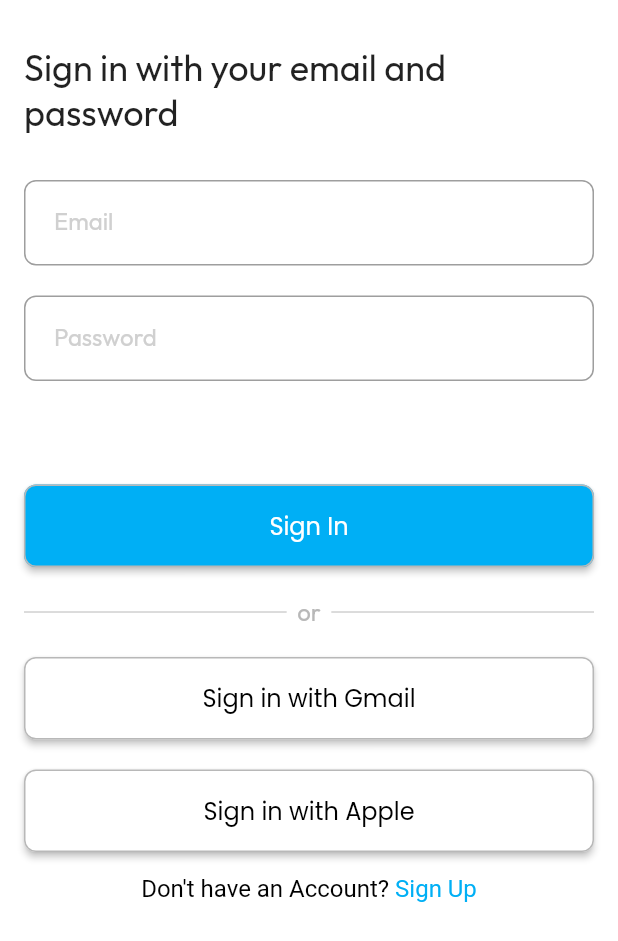
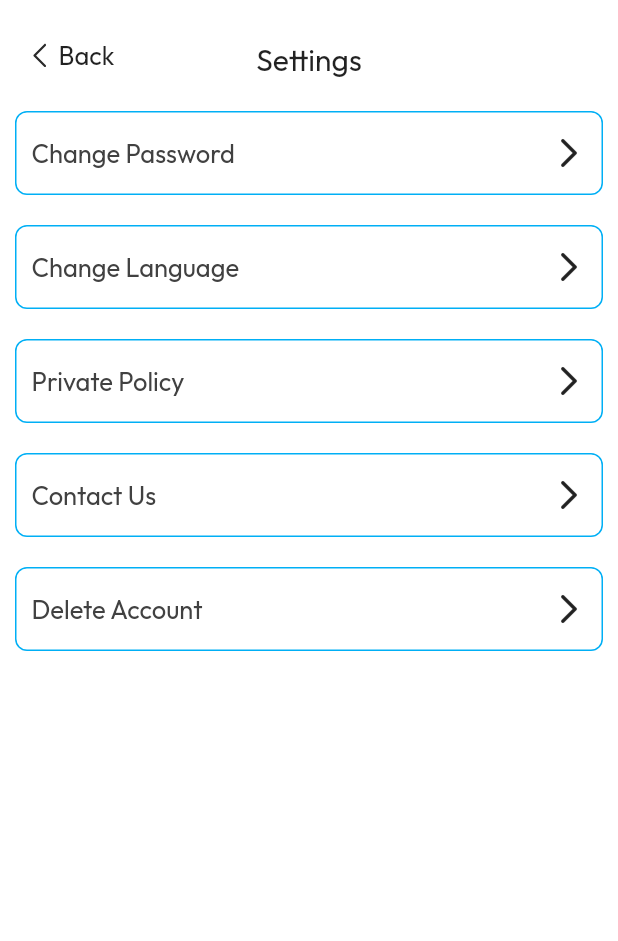
Before and after one commit to ALIRAZA17/EaseTour, a Flutter app: the screen it shows after launch, on a phone screen of 412 x 824 dp. Shown: the top 941 px of the screen. Run offline on Flutter 3.47's test engine with Material 2 defaults, Android fonts, the phone set to English and light mode, and no system bars; our stand-ins replace cloud_firestore, drop_shadow_image, dropdown_button2, firebase_auth, firebase_core, firebase_database and 9 more; missing offline and left inert: flutter_google_places, flutter_polyline_points, geocoder2, google_api_headers, google_maps_webservice; accounts and stored records are empty.

Commit message:
Settings Screen

```diff
--- a/lib/common/resources/constants/routes.dart
+++ b/lib/common/resources/constants/routes.dart
@@ -7,6 +7,7 @@ import 'package:ease_tour/screens/on_boarding/primary/primary_vu.dart';
 import 'package:ease_tour/screens/on_boarding/secondry/secondry_vu.dart';
 import 'package:ease_tour/screens/on_boarding/tertiary/tertiary_vu.dart';
 import 'package:ease_tour/screens/role/ui_roles_screen.dart';
+import 'package:ease_tour/screens/settings/settings_vu.dart';
 import 'package:ease_tour/screens/signup_user/ui_signup_screen.dart';
 import 'package:ease_tour/screens/signup_user/widgets/app_user_info_screen.dart';
 import 'package:ease_tour/screens/signup_user/widgets/otp_verification_screen.dart';
@@ -143,6 +144,12 @@ appRoutes() => [
         transition: Transition.fadeIn,
         transitionDuration: const Duration(milliseconds: 200),
       ),
+      GetPage(
+        name: '/settings',
+        page: () => const SettingsView(),
+        transition: Transition.fadeIn,
+        transitionDuration: const Duration(milliseconds: 200),
+      ),
     ];
 
 class MyMiddelware extends GetMiddleware {
--- a/lib/main.dart
+++ b/lib/main.dart
@@ -36,7 +36,7 @@ class MyApp extends StatelessWidget {
             darkTheme: Themes.darkThemeData(),
             themeMode: themeProvider.themeMode,
             debugShowCheckedModeBanner: false,
-            initialRoute: '/login',
+            initialRoute: '/settings',
             getPages: appRoutes(),
           );
         },
--- a/lib/screens/history/history_vu.dart
+++ b/lib/screens/history/history_vu.dart
@@ -18,7 +18,7 @@ class HistroyView extends StackedView<HistoryViewModel> {
             backgroundColor: Styles.backgroundColor,
             appBar: EtAppBar(
               height: 90,
-              title: 'History',
+              title: 'Setting',
               addBackButton: true,
               onBackPress: viewModel.onBackPressed,
             ),
--- /dev/null
+++ b/lib/screens/settings/settings_vm.dart
@@ -0,0 +1,30 @@
+import 'package:flutter/material.dart';
+import 'package:get/get.dart';
+import 'package:stacked/stacked.dart';
+
+class SettingsViewModel extends BaseViewModel {
+  void onBackPressed() {
+    debugPrint('Back Pressed');
+    Get.back();
+  }
+
+  void onChnagePassword() {
+    debugPrint('onChnagePassword');
+  }
+
+  void onChnageLanguge() {
+    debugPrint('onChnageLanguge');
+  }
+
+  void onPrivacyPolicy() {
+    debugPrint('onPrivacyPolicy');
+  }
+
+  void onContactUs() {
+    debugPrint('onContactUs');
+  }
+
+  void onDeleteAcc() {
+    debugPrint('onDeleteAcc');
+  }
+}
--- /dev/null
+++ b/lib/screens/settings/settings_vu.dart
@@ -0,0 +1,72 @@
+import 'package:ease_tour/common/resources/app_theme/theme_provider.dart';
+import 'package:ease_tour/common/resources/constants/styles.dart';
+import 'package:ease_tour/common/widgets/appBar/app_bar.dart';
+import 'package:ease_tour/screens/settings/settings_vm.dart';
+import 'package:flutter/material.dart';
+import 'package:provider/provider.dart' as pv;
+import 'package:stacked/stacked.dart';
+
+class SettingsView extends StackedView<SettingsViewModel> {
+  const SettingsView({super.key});
+
+  @override
+  Widget builder(
+      BuildContext context, SettingsViewModel viewModel, Widget? child) {
+    return pv.Consumer(
+      builder: (builder, ThemeProvider provider, child) {
+        return Scaffold(
+          backgroundColor: Styles.backgroundColor,
+          appBar: EtAppBar(
+            height: 90,
+            title: 'Settings',
+            addBackButton: true,
+            onBackPress: viewModel.onBackPressed,
+          ),
+          body: Padding(
+            padding: const EdgeInsets.all(10.0),
+            child: Column(
+              crossAxisAlignment: CrossAxisAlignment.center,
+              children: [
+                baseContainer('Change Password', viewModel.onChnagePassword),
+                baseContainer('Change Language', viewModel.onChnageLanguge),
+                baseContainer('Private Policy', viewModel.onPrivacyPolicy),
+                baseContainer('Contact Us', viewModel.onContactUs),
+                baseContainer('Delete Account', viewModel.onDeleteAcc),
+              ],
+            ),
+          ),
+        );
+      },
+    );
+  }
+
+  @override
+  SettingsViewModel viewModelBuilder(BuildContext context) {
+    return SettingsViewModel();
+  }
+}
+
+Widget baseContainer(String title, void Function()? onTap) {
+  return GestureDetector(
+    onTap: onTap,
+    child: Container(
+      padding: const EdgeInsets.symmetric(horizontal: 10, vertical: 15),
+      margin: const EdgeInsets.only(bottom: 20),
+      decoration: BoxDecoration(
+          color: Styles.backgroundColor,
+          border: Border.all(color: Styles.primaryColor),
+          borderRadius: BorderRadius.circular(8)),
+      child: Row(
+        mainAxisAlignment: MainAxisAlignment.spaceBetween,
+        children: [
+          Text(
+            title,
+            style: Styles.displayMedNormalStyle
+                .copyWith(color: Styles.primaryTextColor),
+          ),
+          const Icon(Icons.arrow_forward_ios_rounded)
+        ],
+      ),
+    ),
+  );
+}
--- a/lib/screens/user_main/user_main_vm.dart
+++ b/lib/screens/user_main/user_main_vm.dart
@@ -6,7 +6,6 @@ import 'package:ease_tour/common/resources/constants/styles.dart';
 import 'package:ease_tour/screens/user_main/providers/bid_amount_provider.dart';
 import 'package:ease_tour/screens/user_main/providers/user_uid_provider.dart';
 import 'package:firebase_database/firebase_database.dart';
-
 import 'package:flutter/material.dart';
 import 'package:flutter/services.dart';
 import 'package:flutter_google_places/flutter_google_places.dart';
```
